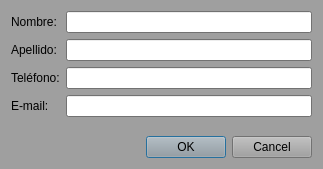
First picture: the form in personadialog.ui, repository brendasimbana1/P61-Qt-QWidgetTable, before the edit.
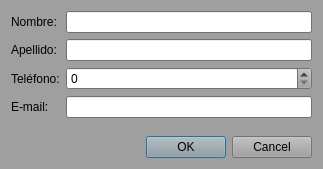
Second picture: the form after the edit.

```diff
--- a/personadialog.ui
+++ b/personadialog.ui
@@ -485,9 +485,6 @@
        </property>
       </widget>
      </item>
-     <item row="2" column="1">
-      <widget class="QLineEdit" name="inTelefono"/>
-     </item>
      <item row="3" column="0">
       <widget class="QLabel" name="label_4">
        <property name="text">
@@ -498,6 +495,13 @@
      <item row="3" column="1">
       <widget class="QLineEdit" name="inEmail"/>
      </item>
+     <item row="2" column="1">
+      <widget class="QSpinBox" name="inTelefono">
+       <property name="maximum">
+        <number>999999999</number>
+       </property>
+      </widget>
+     </item>
     </layout>
    </item>
    <item>
```
